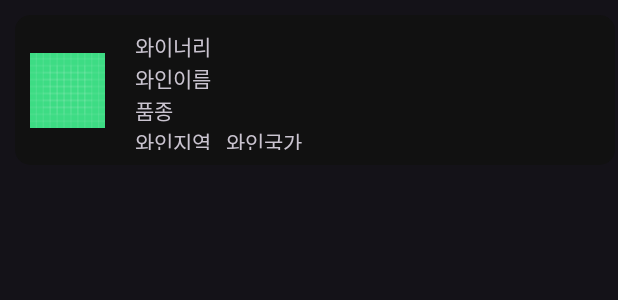
After one commit to StarimZero/PODODOC, an Android app: the layout item_wine_search_page.xml on its own in the app's theme, with its tools: preview values and no code run, on a phone screen of 412 x 824 dp. The commit adds this screen. Shown: the top 300 px of the screen. Run offline under Robolectric (Android 15) with nearby library versions, the phone set to English and light mode, and no system bars.

Commit message:
searchlist

```diff
--- a/FRONTEND/app/build.gradle.kts
+++ b/FRONTEND/app/build.gradle.kts
@@ -34,6 +34,7 @@ android {
 
 dependencies {
     implementation ("com.github.bumptech.glide:glide:4.15.0")
+    implementation(libs.recyclerview)
     annotationProcessor ("com.github.bumptech.glide:compiler:4.15.0")
     implementation("com.squareup.picasso:picasso:2.5.2")
     implementation("com.squareup.retrofit2:retrofit:2.2.0")
--- a/FRONTEND/app/src/main/AndroidManifest.xml
+++ b/FRONTEND/app/src/main/AndroidManifest.xml
@@ -15,16 +15,18 @@
         android:theme="@style/Theme.Material3.Dark"
         android:usesCleartextTraffic="true"
         tools:targetApi="31">
-
+        <activity
+            android:name=".SearchPageActivity"
+            android:exported="false" />
         <activity
             android:name=".IndexActivity"
             android:exported="true">
             <intent-filter>
                 <action android:name="android.intent.action.MAIN" />
+
                 <category android:name="android.intent.category.LAUNCHER" />
             </intent-filter>
         </activity>
-
         <activity
             android:name=".MainActivity"
             android:exported="false" />
--- a/FRONTEND/app/src/main/java/com/pododoc/app/RemoteService.java
+++ b/FRONTEND/app/src/main/java/com/pododoc/app/RemoteService.java
@@ -25,4 +25,8 @@ public interface RemoteService {
 
     @GET("/image/{index}")
     Call<ResponseBody> get_image(@Path("index") int index);
+
+    @GET("search")
+    Call<HashMap<String, Object>> search(@Query("query") String query, @Query("page") int page, @Query("size") int size);
+
 }
--- a/FRONTEND/app/src/main/res/layout/fragment_search.xml
+++ b/FRONTEND/app/src/main/res/layout/fragment_search.xml
@@ -18,7 +18,10 @@
             android:layout_height="45dp"
             android:hint="검색어를 입력하세요"
             android:text=""
-            />
+            android:focusable="false"
+            android:focusableInTouchMode="false"
+            android:clickable="false"
+            android:background="@android:color/transparent" />
         <ImageView
             android:id="@+id/btnSearch"
             android:layout_width="30dp"
--- /dev/null
+++ b/FRONTEND/app/src/main/res/layout/item_wine_search_page.xml
@@ -0,0 +1,65 @@
+<?xml version="1.0" encoding="utf-8"?>
+<androidx.cardview.widget.CardView xmlns:android="http://schemas.android.com/apk/res/android"
+    android:layout_width="400dp"
+    android:layout_height="100dp"
+    xmlns:app="http://schemas.android.com/apk/res-auto"
+    android:layout_margin="10dp"
+    app:cardCornerRadius="10dp"
+    android:backgroundTint="#111"
+    android:id="@+id/list"
+    >
+    <RelativeLayout
+        android:layout_width="match_parent"
+        android:layout_height="match_parent"
+        android:padding="10dp">
+        <ImageView
+            android:id="@+id/image"
+            android:layout_width="50dp"
+            android:layout_height="100dp"
+            android:src="@drawable/ic_launcher_background"
+            android:layout_marginRight="20sp"/>
+        <TextView
+            android:id="@+id/winery"
+            android:layout_width="wrap_content"
+            android:layout_height="wrap_content"
+            android:text="와이너리"
+            android:layout_toRightOf="@id/image"/>
+        <TextView
+            android:id="@+id/name"
+            android:layout_width="wrap_content"
+            android:layout_height="wrap_content"
+            android:text="와인이름"
+            android:layout_toRightOf="@id/image"
+            android:layout_below="@id/winery"/>
+
+        <TextView
+            android:id="@+id/grape"
+            android:layout_width="wrap_content"
+            android:layout_height="wrap_content"
+            android:text="품종"
+            android:layout_toRightOf="@id/image"
+            android:layout_below="@id/name"/>
+        <LinearLayout
+            android:layout_width="wrap_content"
+            android:layout_height="wrap_content"
+            android:orientation="horizontal"
+            android:layout_below="@id/grape"
+            android:layout_toRightOf="@id/image">
+
+            <TextView
+                android:id="@+id/region"
+                android:layout_width="wrap_content"
+                android:layout_height="wrap_content"
+                android:text="와인지역" />
+
+            <TextView
+                android:id="@+id/country"
+                android:layout_width="wrap_content"
+                android:layout_height="wrap_content"
+                android:layout_marginStart="10dp"
+                android:text="와인국가" />
+        </LinearLayout>
+
+
+    </RelativeLayout>
+</androidx.cardview.widget.CardView>
--- a/FRONTEND/gradle/libs.versions.toml
+++ b/FRONTEND/gradle/libs.versions.toml
@@ -12,6 +12,7 @@ firebaseAuth = "23.0.0"
 firebaseFirestore = "25.1.0"
 firebaseStorage = "21.0.0"
 firebaseDatabase = "21.0.0"
+recyclerview = "1.3.2"
 
 [libraries]
 junit = { group = "junit", name = "junit", version.ref = "junit" }
@@ -25,6 +26,7 @@ firebase-auth = { group = "com.google.firebase", name = "firebase-auth", version
 firebase-firestore = { group = "com.google.firebase", name = "firebase-firestore", version.ref = "firebaseFirestore" }
 firebase-storage = { group = "com.google.firebase", name = "firebase-storage", version.ref = "firebaseStorage" }
 firebase-database = { group = "com.google.firebase", name = "firebase-database", version.ref = "firebaseDatabase" }
+recyclerview = { group = "androidx.recyclerview", name = "recyclerview", version.ref = "recyclerview" }
 
 [plugins]
 android-application = { id = "com.android.application", version.ref = "agp" }
```
Also changed, not shown: FRONTEND/app/src/main/java/com/pododoc/app/SearchFragment.java (+86 -42 lines), FRONTEND/app/src/main/java/com/pododoc/app/SearchPageActivity.java (added, +151 -0 lines), FRONTEND/app/src/main/res/layout/activity_search_page.xml (added, +28 -0 lines).
